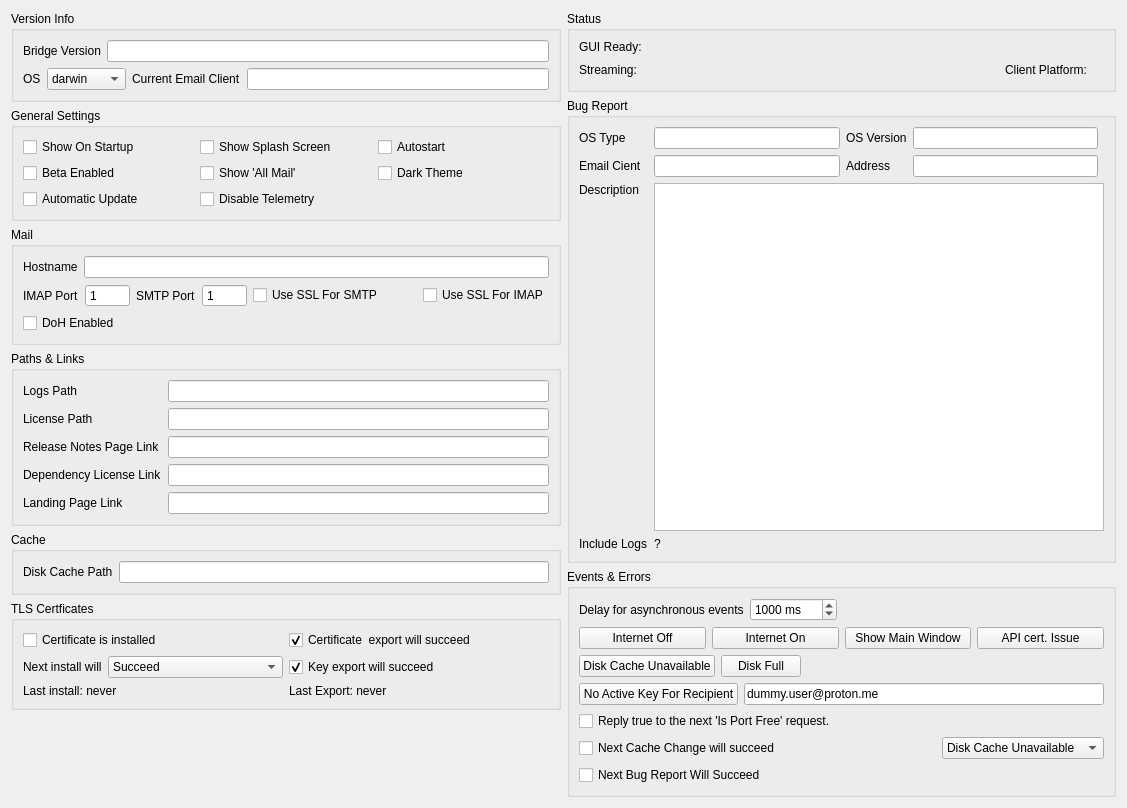
Before: the Qt Designer form internal/frontend/bridge-gui/bridge-gui-tester/Tabs/SettingsTab.ui in ProtonMail/proton-bridge, drawn with Qt 5.
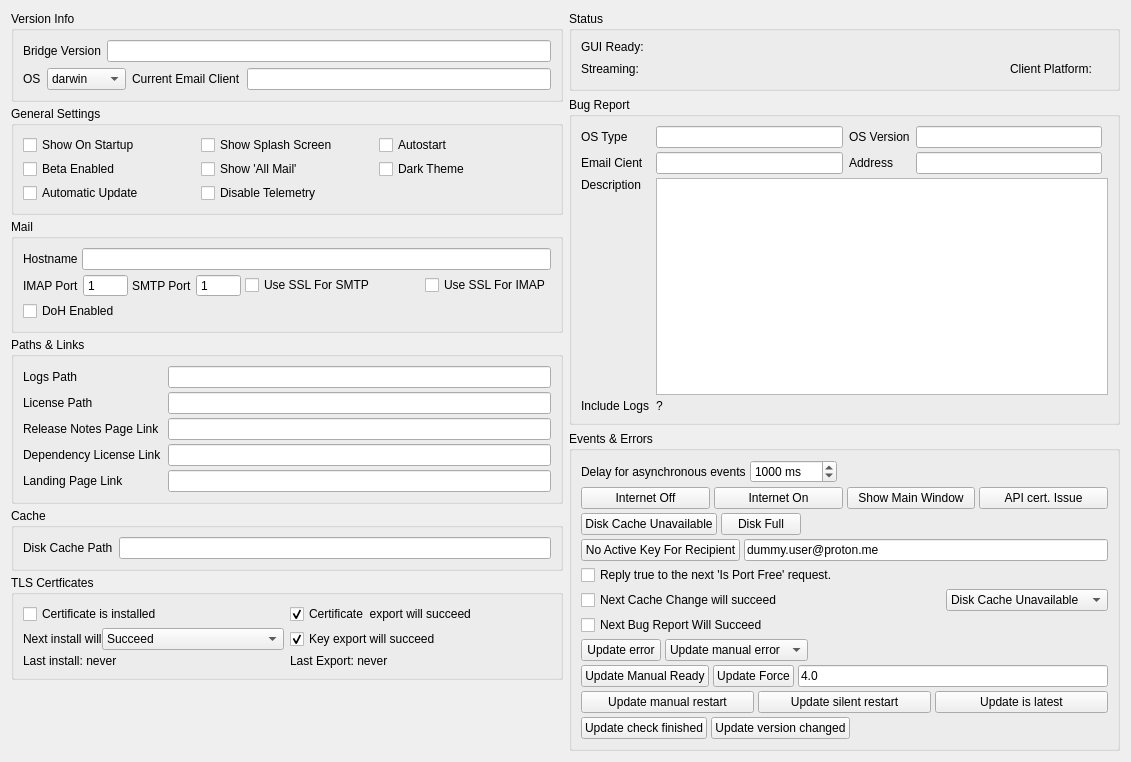
After: the same form once the commit is applied.

Commit message: chore: added update events to bridge GUI tester.

What changed in the file:
```diff
--- a/internal/frontend/bridge-gui/bridge-gui-tester/Tabs/SettingsTab.ui
+++ b/internal/frontend/bridge-gui/bridge-gui-tester/Tabs/SettingsTab.ui
@@ -6,8 +6,8 @@
    <rect>
     <x>0</x>
     <y>0</y>
-    <width>1127</width>
-    <height>808</height>
+    <width>1131</width>
+    <height>762</height>
    </rect>
   </property>
   <property name="windowTitle">
@@ -18,6 +18,9 @@
     <layout class="QHBoxLayout" name="horizontalLayout_5">
      <item>
       <layout class="QVBoxLayout" name="verticalLayout">
+       <property name="spacing">
+        <number>4</number>
+       </property>
        <item>
         <widget class="QGroupBox" name="groupVersion">
          <property name="minimumSize">
@@ -103,6 +106,9 @@
           <string>General Settings</string>
          </property>
          <layout class="QGridLayout" name="gridLayout_2">
+          <property name="verticalSpacing">
+           <number>4</number>
+          </property>
           <item row="0" column="0">
            <widget class="QCheckBox" name="checkShowOnStartup">
             <property name="text">
@@ -186,6 +192,9 @@
           <string>Mail</string>
          </property>
          <layout class="QVBoxLayout" name="verticalLayout_6">
+          <property name="spacing">
+           <number>4</number>
+          </property>
           <item>
            <layout class="QHBoxLayout" name="horizontalLayout_6" stretch="0,0">
             <item>
@@ -287,6 +296,9 @@
           <string>Paths &amp;&amp; Links</string>
          </property>
          <layout class="QGridLayout" name="gridLayout">
+          <property name="verticalSpacing">
+           <number>4</number>
+          </property>
           <item row="0" column="0">
            <widget class="QLabel" name="labelLogsPath">
             <property name="text">
@@ -381,6 +393,9 @@
           <string>TLS Certficates</string>
          </property>
          <layout class="QGridLayout" name="gridLayout_4" columnstretch="1,1">
+          <property name="verticalSpacing">
+           <number>4</number>
+          </property>
           <item row="0" column="0">
            <widget class="QCheckBox" name="checkTLSCertIsInstalled">
             <property name="text">
@@ -487,6 +502,9 @@
           <string>Status</string>
          </property>
          <layout class="QVBoxLayout" name="verticalLayout_3">
+          <property name="spacing">
+           <number>5</number>
+          </property>
           <item>
            <layout class="QHBoxLayout" name="horizontalLayout_2">
             <item>
@@ -596,6 +614,9 @@
           <string>Bug Report</string>
          </property>
          <layout class="QGridLayout" name="gridLayout_3">
+          <property name="verticalSpacing">
+           <number>4</number>
+          </property>
           <item row="0" column="3">
            <widget class="QLineEdit" name="editOSVersion">
             <property name="minimumSize">
@@ -737,6 +758,9 @@
           <string>Events &amp;&amp; Errors</string>
          </property>
          <layout class="QVBoxLayout" name="verticalLayout_8">
+          <property name="spacing">
+           <number>4</number>
+          </property>
           <item>
            <layout class="QHBoxLayout" name="horizontalLayout_11">
             <item>
@@ -930,6 +954,133 @@
             </property>
            </widget>
           </item>
+          <item>
+           <layout class="QHBoxLayout" name="horizontalLayout_16">
+            <item>
+             <widget class="QPushButton" name="buttonUpdateError">
+              <property name="text">
+               <string>Update error</string>
+              </property>
+             </widget>
+            </item>
+            <item>
+             <widget class="QComboBox" name="comboUpdateError">
+              <property name="sizeAdjustPolicy">
+               <enum>QComboBox::AdjustToContents</enum>
+              </property>
+              <item>
+               <property name="text">
+                <string>Update manual error</string>
+               </property>
+              </item>
+              <item>
+               <property name="text">
+                <string>Update force error</string>
+               </property>
+              </item>
+              <item>
+               <property name="text">
+                <string>Update silent error</string>
+               </property>
+              </item>
+             </widget>
+            </item>
+            <item>
+             <spacer name="horizontalSpacer_4">
+              <property name="orientation">
+               <enum>Qt::Horizontal</enum>
+              </property>
+              <property name="sizeHint" stdset="0">
+               <size>
+                <width>40</width>
+                <height>1</height>
+               </size>
+              </property>
+             </spacer>
+            </item>
+           </layout>
+          </item>
+          <item>
+           <layout class="QHBoxLayout" name="horizontalLayout_17">
+            <item>
+             <widget class="QPushButton" name="buttonUpdateManualReady">
+              <property name="text">
+               <string>Update Manual Ready</string>
+              </property>
+             </widget>
+            </item>
+            <item>
+             <widget class="QPushButton" name="buttonUpdateForce">
+              <property name="text">
+               <string>Update Force</string>
+              </property>
+             </widget>
+            </item>
+            <item>
+             <widget class="QLineEdit" name="editUpdateVersion">
+              <property name="text">
+               <string>4.0</string>
+              </property>
+             </widget>
+            </item>
+           </layout>
+          </item>
+          <item>
+           <layout class="QHBoxLayout" name="horizontalLayout_18">
+            <item>
+             <widget class="QPushButton" name="buttonUpdateManualRestart">
+              <property name="text">
+               <string>Update manual restart</string>
+              </property>
+             </widget>
+            </item>
+            <item>
+             <widget class="QPushButton" name="buttonUpdateSilentRestart">
+              <property name="text">
+               <string>Update silent restart</string>
+              </property>
+             </widget>
+            </item>
+            <item>
+             <widget class="QPushButton" name="buttonUpdateIsLatest">
+              <property name="text">
+               <string>Update is latest</string>
+              </property>
+             </widget>
+            </item>
+           </layout>
+          </item>
+          <item>
+           <layout class="QHBoxLayout" name="horizontalLayout_19">
+            <item>
+             <widget class="QPushButton" name="buttonUpdateCheckFinished">
+              <property name="text">
+               <string>Update check finished</string>
+              </property>
+             </widget>
+            </item>
+            <item>
+             <widget class="QPushButton" name="buttonUpdateVersionChanged">
+              <property name="text">
+               <string>Update version changed</string>
+              </property>
+             </widget>
+            </item>
+            <item>
+             <spacer name="horizontalSpacer_7">
+              <property name="orientation">
+               <enum>Qt::Horizontal</enum>
+              </property>
+              <property name="sizeHint" stdset="0">
+               <size>
+                <width>40</width>
+                <height>1</height>
+               </size>
+              </property>
+             </spacer>
+            </item>
+           </layout>
+          </item>
          </layout>
         </widget>
        </item>
```
The commit also changes 3 other files.
